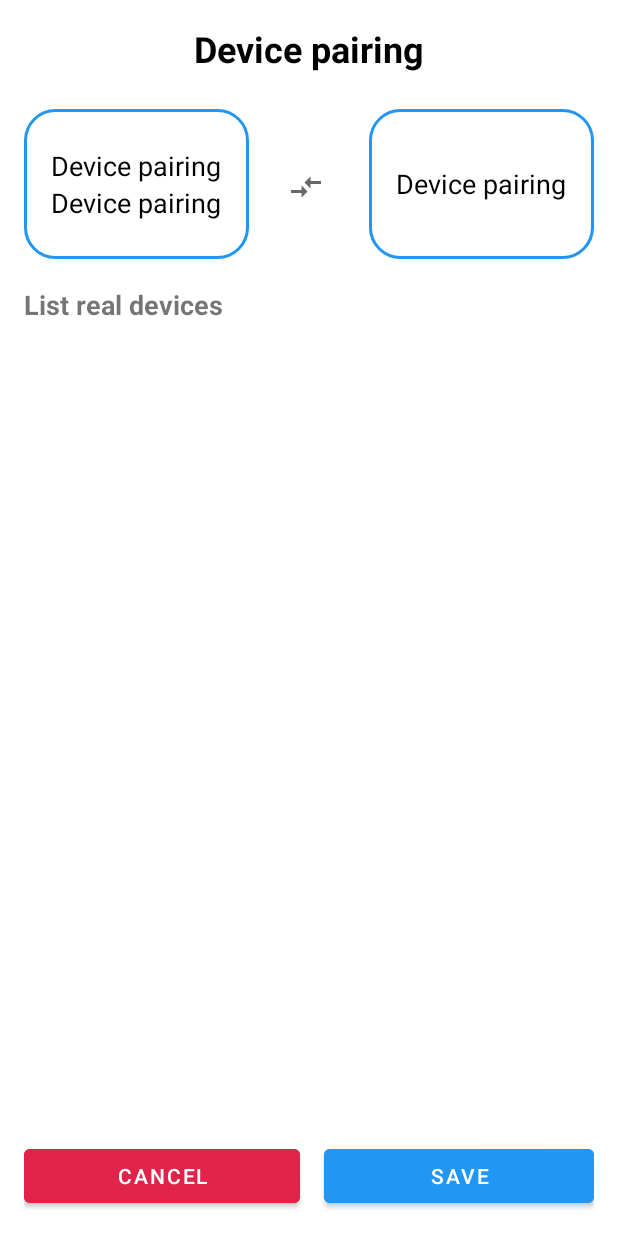
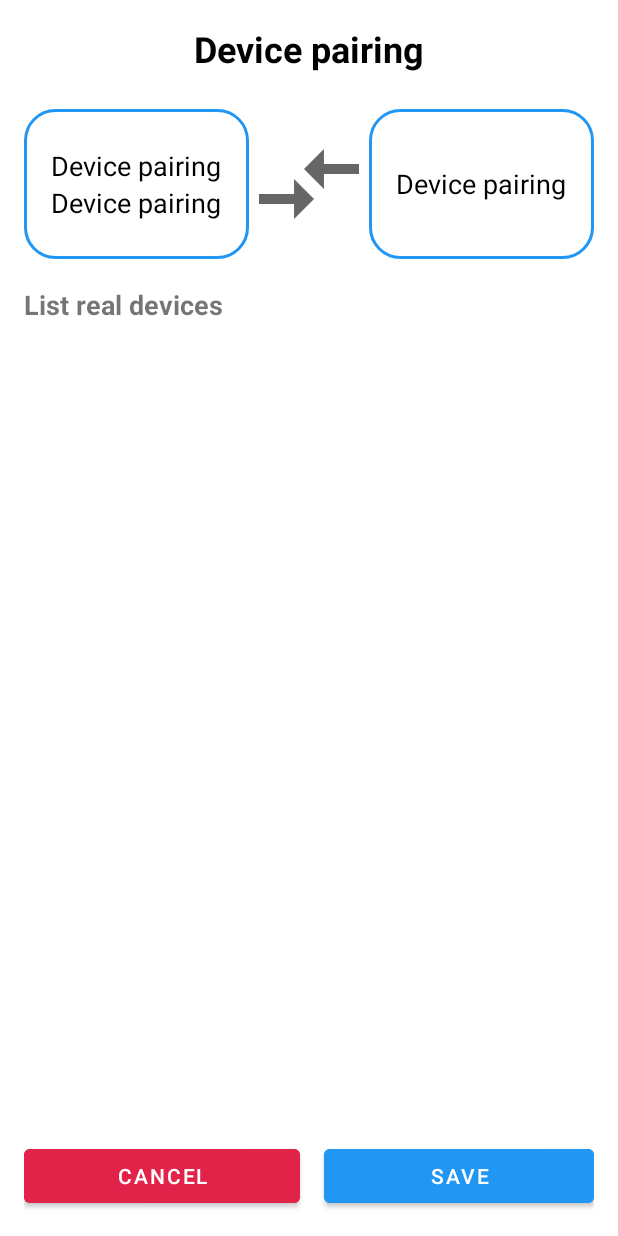
Before and after one commit to yene183861/SmartGarden-IoT, an Android app: the layout dialog_bind_device.xml on its own in the app's theme, with its tools: preview values and no code run, on a phone screen of 412 x 824 dp. Run offline under Robolectric (Android 15) with nearby library versions, the phone set to English and light mode, and no system bars.

Commit message:
update 22/2

```diff
--- a/app/src/main/java/vn/hust/soict/project/iotapp/ui/DeviceManageActivity.java
+++ b/app/src/main/java/vn/hust/soict/project/iotapp/ui/DeviceManageActivity.java
@@ -74,7 +74,7 @@ public class DeviceManageActivity extends AppCompatActivity implements DeviceLis
         super.onCreate(savedInstanceState);
         setContentView(R.layout.activity_device_manage);
         getSupportActionBar().setTitle("Manage Device");
-        area = (Area) getIntent().getSerializableExtra("area");
+        area = (Area)getIntent().getSerializableExtra("area");
         initUi();
         //createThread();
         connectMQTT();
--- a/app/src/main/res/layout/dialog_bind_device.xml
+++ b/app/src/main/res/layout/dialog_bind_device.xml
@@ -62,11 +62,10 @@
                 android:layout_width="wrap_content"
                 android:layout_height="wrap_content"
                 android:layout_below="@id/tv_title"
-                android:layout_marginStart="26dp"
-                android:layout_toLeftOf="@id/linear_real_device"
-                android:layout_marginTop="40dp"
+                android:layout_toStartOf="@id/linear_real_device"
                 android:layout_toEndOf="@id/linear_virtual_device"
-                android:background="@drawable/ic_baseline_compare_arrows_24" />
+                android:layout_alignBottom="@id/linear_virtual_device"
+                android:src="@drawable/ic_baseline_compare_arrows_24" />
 
             <LinearLayout
                 android:id="@+id/linear_real_device"
@@ -108,10 +107,10 @@
                 android:layout_height="100dp"
                 android:layout_below="@id/tv_listdevices"
                 android:layout_centerHorizontal="true">
+
                 <androidx.recyclerview.widget.RecyclerView
                     android:layout_width="match_parent"
-                    android:layout_height="wrap_content"
-                    />
+                    android:layout_height="wrap_content" />
             </ScrollView>
 
             <LinearLayout
```
Also changed, not shown: 1 other file.
